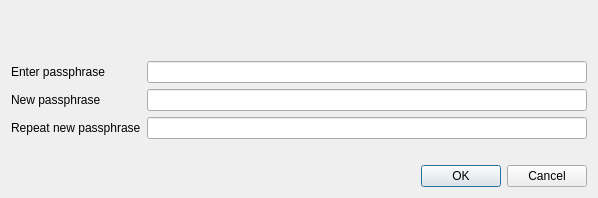
The window that src/qt/forms/askpassphrasedialog.ui (JurisKhan/dv8coin) describes before a commit, drawn with Qt 5.
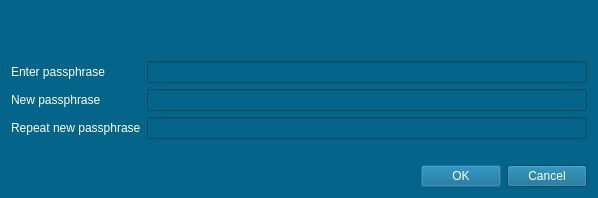
The same window after the commit.

```diff
--- a/src/qt/forms/askpassphrasedialog.ui
+++ b/src/qt/forms/askpassphrasedialog.ui
@@ -25,6 +25,10 @@
   <property name="windowTitle">
    <string>Passphrase Dialog</string>
   </property>
+  <property name="styleSheet">
+   <string notr="true">background-color:#04648A;
+color:white;</string>
+  </property>
   <layout class="QVBoxLayout" name="verticalLayout">
    <item>
     <widget class="QLabel" name="warningLabel">
```
